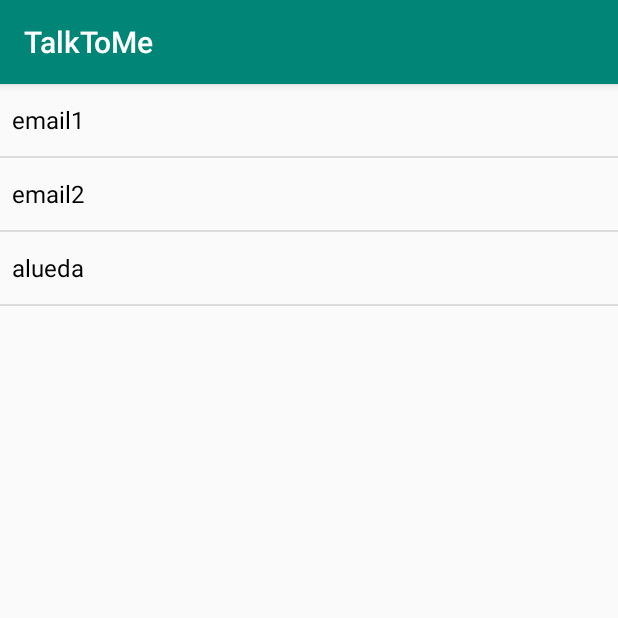
After one commit to Medinaaz/TalkToMeApplication, an Android app: the SentList screen opened directly, with no data from a screen before it, on a phone screen of 412 x 824 dp, the top half of it. The commit adds this screen. Run offline under Robolectric (Android 15) with nearby library versions, the phone set to English and light mode, and no system bars.

Commit message:
create sentlist

```diff
--- a/app/src/main/AndroidManifest.xml
+++ b/app/src/main/AndroidManifest.xml
@@ -9,7 +9,8 @@
         android:roundIcon="@mipmap/ic_launcher_round"
         android:supportsRtl="true"
         android:theme="@style/AppTheme">
-        <activity android:name=".Compose"></activity>
+        <activity android:name=".SentList"></activity>
+        <activity android:name=".Compose" />
         <activity android:name=".MainActivity">
             <intent-filter>
                 <action android:name="android.intent.action.MAIN" />
--- a/app/src/main/java/com/example/talktome/MainActivity.java
+++ b/app/src/main/java/com/example/talktome/MainActivity.java
@@ -101,7 +101,8 @@ public class MainActivity extends AppCompatActivity {
                             mTTS.speak("Now opening inbox", TextToSpeech.QUEUE_FLUSH, null, "messageID");
                             break;
                         case "sent email":
-                            mTTS.speak("Now opening sent email", TextToSpeech.QUEUE_FLUSH, null, "messageID");
+                            Intent intentToSent = new Intent(getApplicationContext(), SentList.class);
+                            startActivity(intentToSent);
                             break;
                         case "compose an email":
                             Intent intentToCompose = new Intent(getApplicationContext(), Compose.class);
--- /dev/null
+++ b/app/src/main/java/com/example/talktome/SentList.java
@@ -0,0 +1,26 @@
+package com.example.talktome;
+
+import androidx.appcompat.app.AppCompatActivity;
+
+import android.os.Bundle;
+import android.widget.ArrayAdapter;
+import android.widget.ListView;
+
+public class SentList extends AppCompatActivity {
+    private ListView sentEmails;
+
+    @Override
+    protected void onCreate(Bundle savedInstanceState) {
+        super.onCreate(savedInstanceState);
+        setContentView(R.layout.activity_sent_list);
+
+        sentEmails = findViewById(R.id.sentMails);
+
+        String[] emails = new String[] {"email1", "email2", "alueda"};
+
+        ArrayAdapter adapter = new ArrayAdapter<String>(this, android.R.layout.simple_spinner_dropdown_item, emails);
+
+        sentEmails.setAdapter(adapter);
+
+    }
+}
--- /dev/null
+++ b/app/src/main/res/layout/activity_sent_list.xml
@@ -0,0 +1,15 @@
+<?xml version="1.0" encoding="utf-8"?>
+<androidx.constraintlayout.widget.ConstraintLayout xmlns:android="http://schemas.android.com/apk/res/android"
+    xmlns:app="http://schemas.android.com/apk/res-auto"
+    xmlns:tools="http://schemas.android.com/tools"
+    android:layout_width="match_parent"
+    android:layout_height="match_parent"
+    tools:context=".SentList">
+
+    <ListView
+        android:id="@+id/sentMails"
+        android:layout_width="match_parent"
+        android:layout_height="match_parent"
+        tools:layout_editor_absoluteX="95dp"
+        tools:layout_editor_absoluteY="149dp" />
+</androidx.constraintlayout.widget.ConstraintLayout>
```
Also changed, not shown: app/build.gradle (+3 -5 lines), app/src/main/java/com/example/talktome/Compose.java (+21 -3 lines), app/src/main/java/com/example/talktome/Email.java (+7 -0 lines).
